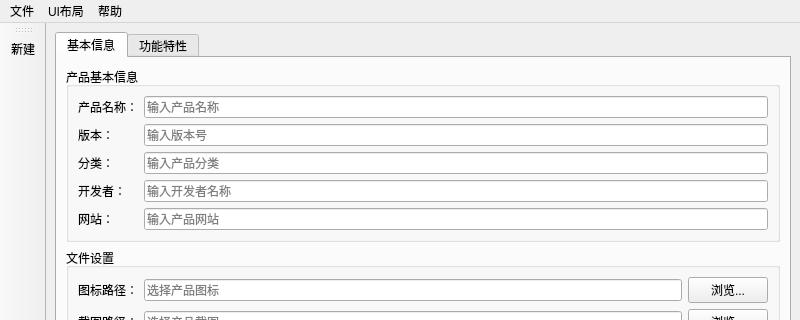
Qt form src/mainwindow.ui (houxq8888/software-editor) before a commit; both pictures show x 0 to 800 and y 0 to 320 of the 800 by 600 pixel window.
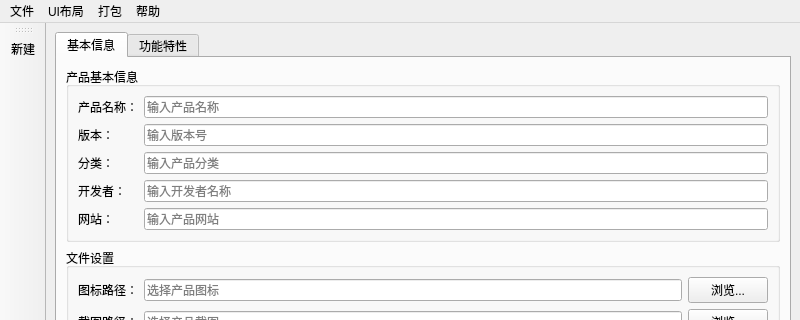
The same form after that commit.

The edit to the form file:
```diff
--- a/src/mainwindow.ui
+++ b/src/mainwindow.ui
@@ -297,6 +297,13 @@
    </property>
    <addaction name="actionOpen_UI_Layout_Editor"/>
   </widget>
+  <widget class="QMenu" name="menu_4">
+   <property name="title">
+    <string>打包</string>
+   </property>
+   <addaction name="actionPackage_Software"/>
+   <addaction name="actionSmart_Package_Software"/>
+  </widget>
   <widget class="QMenu" name="menu_2">
    <property name="title">
     <string>帮助</string>
@@ -305,6 +312,7 @@
   </widget>
    <addaction name="menu"/>
     <addaction name="menu_3"/>
+    <addaction name="menu_4"/>
     <addaction name="menu_2"/>
   </widget>
   <widget class="QToolBar" name="mainToolBar">
```
Left out of the diff: 16 changed lines with no effect on the pictures.
